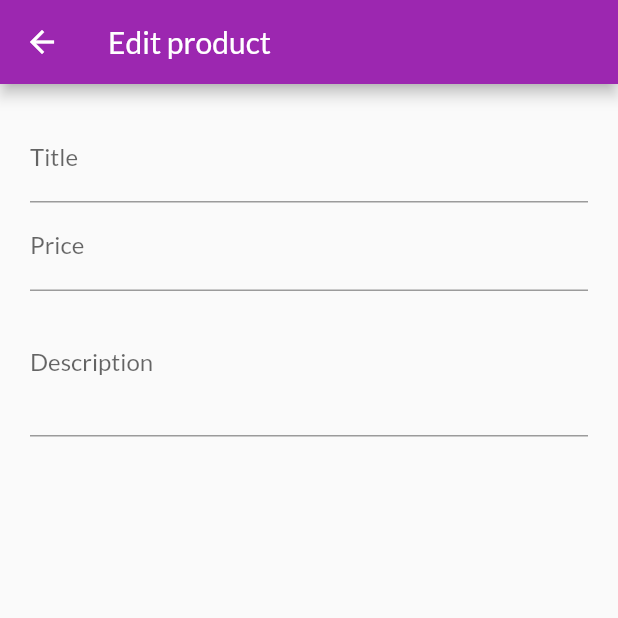
After one commit to DavMrc/Shop-app, a Flutter app: the SNewProduct screen opened by its route, on a phone screen of 412 x 824 dp, the top half of it. The commit adds this screen. Run offline on Flutter 3.47's test engine with Material 2 defaults, Android fonts, the phone set to English and light mode, and no system bars; missing offline and left inert: dart:ffi; network calls fail.

Commit message:
added UserProducts + NewProduct screens

```diff
--- a/lib/main.dart
+++ b/lib/main.dart
@@ -33,6 +33,8 @@ class MyApp extends StatelessWidget {
           SProductDetail.routeName: (_) => SProductDetail(),
           SCart.routeName: (_) => SCart(),
           SOrders.routeName: (_) => SOrders(),
+          SUserProducts.routeName: (_) => SUserProducts(),
+          SNewProduct.routeName: (_) => SNewProduct(),
         },
       ),
     );
--- /dev/null
+++ b/lib/screens/SNewProduct.dart
@@ -0,0 +1,56 @@
+import "package:flutter/material.dart";
+
+
+class SNewProduct extends StatefulWidget {
+  static const routeName = "/new-products";
+
+  @override
+  _SNewProductState createState() => _SNewProductState();
+}
+
+class _SNewProductState extends State<SNewProduct> {
+  final _priceFocusNode = FocusNode();
+  final _descriptioFocusNode = FocusNode();
+
+  @override
+  Widget build(BuildContext context) {
+    return Scaffold(
+      appBar: AppBar(
+        title: Text("Edit product"),
+      ),
+
+      body: Padding(
+        padding: const EdgeInsets.all(20),
+        child: Form(
+          child: SingleChildScrollView(
+            child: Column(
+              children: <Widget>[
+                TextFormField(
+                  decoration: InputDecoration(labelText: "Title",),
+                  textInputAction: TextInputAction.next,  // shows "->" on softkey
+                  onFieldSubmitted: (_) => FocusScope.of(context).requestFocus(this._priceFocusNode),
+                ),
+
+                TextFormField(
+                  decoration: InputDecoration(labelText: "Price",),
+                  keyboardType: TextInputType.number,
+                  textInputAction: TextInputAction.next,
+                  focusNode: this._priceFocusNode,
+                  onFieldSubmitted: (_) => FocusScope.of(context).requestFocus(this._descriptioFocusNode),
+                ),
+
+                TextFormField(
+                  decoration: InputDecoration(labelText: "Description",),
+                  keyboardType: TextInputType.multiline,
+                  maxLines: 3,
+                  focusNode: this._descriptioFocusNode,
+                ),
+              ],
+            ),
+          ),
+        ),
+      ),
+
+    );
+  }
+}
--- a/lib/screens/SOrders.dart
+++ b/lib/screens/SOrders.dart
@@ -2,6 +2,7 @@ import "package:flutter/material.dart";
 import 'package:provider/provider.dart';
 
 import '../widgets/WOrder.dart';
+import '../widgets/Drawer.dart';
 import '../providers/providers.dart';
 
 class SOrders extends StatelessWidget {
@@ -12,6 +13,7 @@ class SOrders extends StatelessWidget {
     final ordersProvider = Provider.of<POrders>(context);
     return Scaffold(
       appBar: AppBar(title: Text("Your orders"),),
+      drawer: WDrawer(),
       body: ListView.builder(
         itemCount: ordersProvider.orders.length,
         itemBuilder: (ctx, index){
--- a/lib/screens/screens.dart
+++ b/lib/screens/screens.dart
@@ -4,3 +4,5 @@ export './SProducts.dart';
 export './SProductDetail.dart';
 export './SCart.dart';
 export './SOrders.dart';
+export './SUserProducts.dart';
+export './SNewProduct.dart';
--- a/lib/widgets/Drawer.dart
+++ b/lib/widgets/Drawer.dart
@@ -24,7 +24,15 @@ class WDrawer extends StatelessWidget {
            ListTile(
             leading: Icon(Icons.payment),
             title: Text("Orders"),
-            onTap: () => Navigator.of(context).pushNamed(SOrders.routeName),
+            onTap: () => Navigator.of(context).pushReplacementNamed(SOrders.routeName),
+          ),
+
+          Divider(),
+
+          ListTile(
+            leading: Icon(Icons.edit),
+            title: Text("Manage products"),
+            onTap: () => Navigator.of(context).pushReplacementNamed(SUserProducts.routeName),
           ),
         ],
       ),
```
Also changed, not shown: lib/screens/SUserProducts.dart (added, +41 -0 lines), lib/widgets/WUserProductItem.dart (added, +46 -0 lines).
